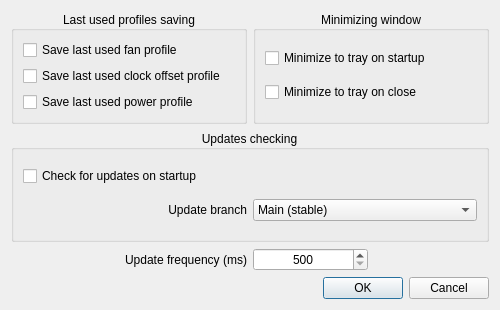
This is ui/settings_dialog.ui in AlexandrAlexeev7119/NvCtrl-linux as Qt 5 draws it before an edit. The edited form follows.
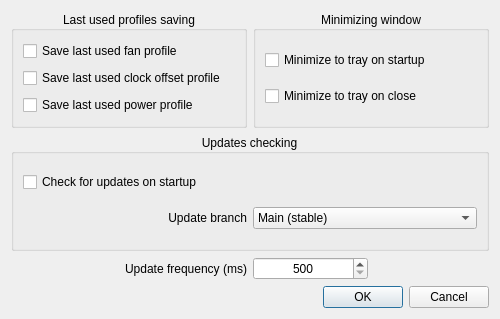
This is the edited form.

Diff of the .ui file:
```diff
--- a/ui/settings_dialog.ui
+++ b/ui/settings_dialog.ui
@@ -7,7 +7,7 @@
     <x>0</x>
     <y>0</y>
     <width>500</width>
-    <height>310</height>
+    <height>319</height>
    </rect>
   </property>
   <property name="windowTitle">
```
Left out of the diff: 2 changed lines with no effect on the pictures.
